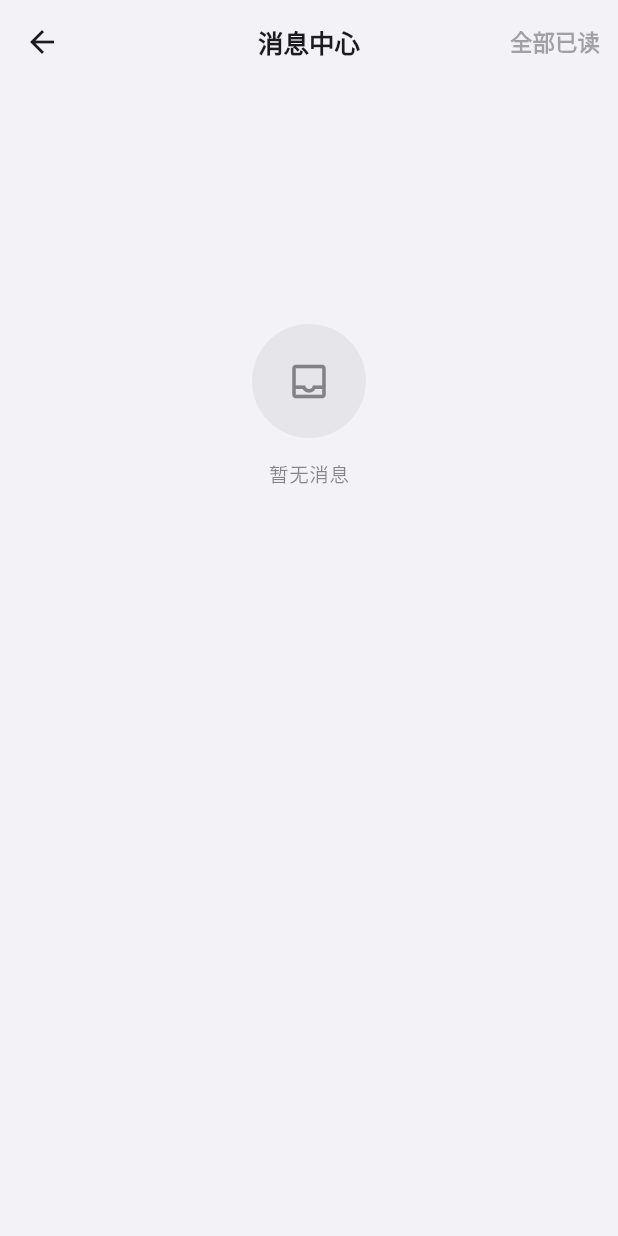
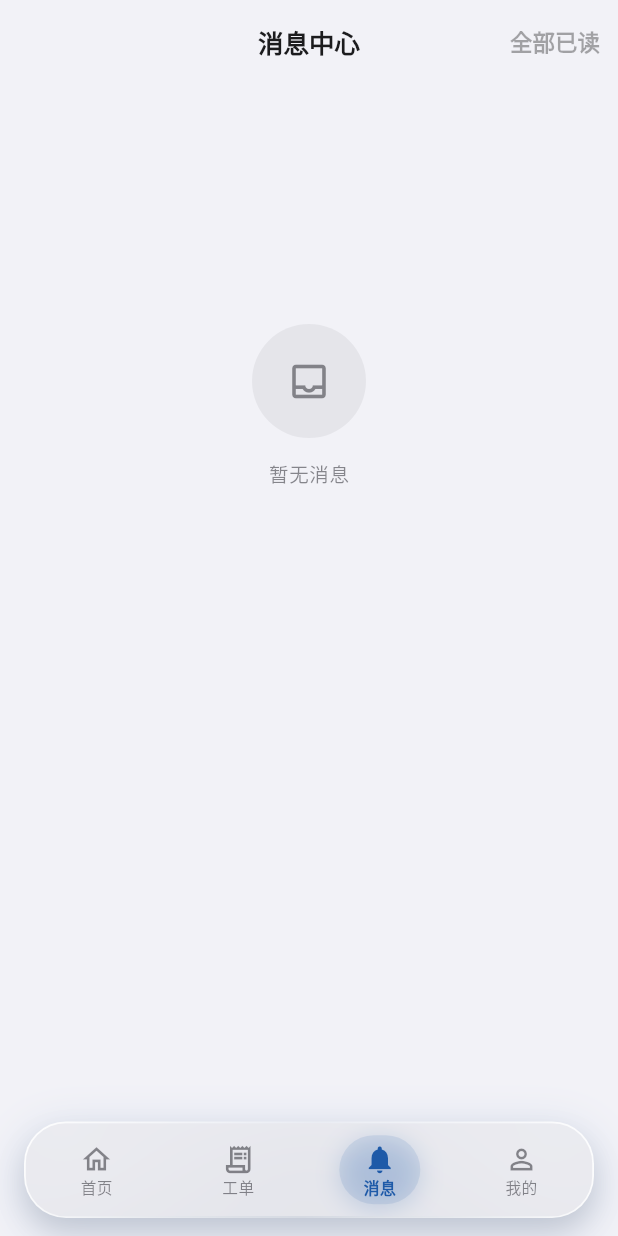
Before and after one commit to Yzhub-007/shumajiedan, a Flutter app: the CustomerHomeScreen screen opened by its route, after a tap on the "notifications" icon, on a phone screen of 412 x 824 dp. Run offline on Flutter 3.47's test engine with Material 3 defaults, Android fonts, the phone set to English and light mode, and no system bars; our stand-ins replace dio, flutter_riverpod, geolocator, go_router, image_picker, shared_preferences; missing offline and left inert: stomp_dart_client; accounts and stored records are empty; network calls fail.

Commit message:
feat(mobile): 微信式底部导航栏 + 液态玻璃材质
- 路由改造为 StatefulShellRoute 底部 Tab 壳：客户端 首页/工单/消息/我的，
  工程师端 大厅/消息/我的；详情/发单/地址/认证/钱包等二级页全屏推入
- 液态玻璃底栏（GlassTabBar）：BackdropFilter 背景虚化 + 半透明灰色垫层
  （保证标签对比度）+ 渐变描边一圈 + 品牌色外扩光晕阴影
- 常用功能区下沉至底栏；进行中工单预留区加高至 170
- Tab 页底部留白适配 extendBody，消息页按身份拆分为双端路由

```diff
--- a/mobile/lib/core/router/app_router.dart
+++ b/mobile/lib/core/router/app_router.dart
@@ -19,9 +19,12 @@ import '../../features/engineer/screens/engineer_verify_screen.dart';
 import '../../features/engineer/screens/engineer_wallet_screen.dart';
 import '../../features/notification/screens/notifications_screen.dart';
 import '../../shared/models/user_role.dart';
+import '../../shared/widgets/glass_shell.dart';
 import '../storage/token_storage.dart';
 
 /// 全局路由：登录守卫 + 按身份分流（客户端 / 工程师端）。
+/// 客户端 / 工程师端各自使用 StatefulShellRoute 挂微信式底部 Tab 栏
+/// （液态玻璃材质，见 GlassShellScreen）；详情等二级页放在壳外全屏推入。
 /// 注意：GoRouter 只创建一次；登录态变化通过 refreshListenable 触发 redirect
 /// 重算。若直接 watch 登录态来重建路由器，会在导航过程中替换整个路由栈，
 /// 导致切换账号时白屏。
@@ -73,31 +76,95 @@ final routerProvider = Provider<GoRouter>((ref) {
       GoRoute(path: '/splash', builder: (_, __) => const SplashScreen()),
       GoRoute(path: '/login', builder: (_, __) => const LoginScreen()),
 
-      // ---- 客户端 ----
-      GoRoute(path: '/customer/home', builder: (_, __) => const CustomerHomeScreen()),
-      GoRoute(path: '/customer/create-order', builder: (_, __) => const CreateOrderScreen()),
-      GoRoute(path: '/customer/orders', builder: (_, __) => const CustomerOrderListScreen()),
+      // ---- 客户端 Tab 壳（微信式底部导航）----
+      StatefulShellRoute.indexedStack(
+        builder: (_, __, shell) => GlassShellScreen(
+          shell: shell,
+          tabs: const [
+            GlassTab(icon: Icons.home_outlined, activeIcon: Icons.home_filled, label: '首页'),
+            GlassTab(
+                icon: Icons.receipt_long_outlined,
+                activeIcon: Icons.receipt_long,
+                label: '工单'),
+            GlassTab(
+                icon: Icons.notifications_none,
+                activeIcon: Icons.notifications,
+                label: '消息'),
+            GlassTab(icon: Icons.person_outline, activeIcon: Icons.person, label: '我的'),
+          ],
+        ),
+        branches: [
+          StatefulShellBranch(routes: [
+            GoRoute(path: '/customer/home', builder: (_, __) => const CustomerHomeScreen()),
+          ]),
+          StatefulShellBranch(routes: [
+            GoRoute(
+                path: '/customer/orders',
+                builder: (_, __) => const CustomerOrderListScreen()),
+          ]),
+          StatefulShellBranch(routes: [
+            GoRoute(
+                path: '/customer/notifications',
+                builder: (_, __) => const NotificationsScreen()),
+          ]),
+          StatefulShellBranch(routes: [
+            GoRoute(
+                path: '/customer/profile',
+                builder: (_, __) => const CustomerProfileScreen()),
+          ]),
+        ],
+      ),
+      // 客户端全屏页（隐藏 Tab 栏）
       GoRoute(
         path: '/customer/orders/:id',
         builder: (_, state) =>
             OrderDetailScreen(orderId: int.tryParse(state.pathParameters['id'] ?? '') ?? 0),
       ),
-      GoRoute(path: '/customer/profile', builder: (_, __) => const CustomerProfileScreen()),
       GoRoute(path: '/customer/addresses', builder: (_, __) => const AddressManageScreen()),
+      GoRoute(path: '/customer/create-order', builder: (_, __) => const CreateOrderScreen()),
 
-      // ---- 工程师端 ----
-      GoRoute(path: '/engineer/home', builder: (_, __) => const EngineerHomeScreen()),
-      GoRoute(path: '/engineer/verify', builder: (_, __) => const EngineerVerifyScreen()),
+      // ---- 工程师端 Tab 壳 ----
+      StatefulShellRoute.indexedStack(
+        builder: (_, __, shell) => GlassShellScreen(
+          shell: shell,
+          tabs: const [
+            GlassTab(
+                icon: Icons.handyman_outlined,
+                activeIcon: Icons.handyman,
+                label: '大厅'),
+            GlassTab(
+                icon: Icons.notifications_none,
+                activeIcon: Icons.notifications,
+                label: '消息'),
+            GlassTab(icon: Icons.person_outline, activeIcon: Icons.person, label: '我的'),
+          ],
+        ),
+        branches: [
+          StatefulShellBranch(routes: [
+            GoRoute(path: '/engineer/home', builder: (_, __) => const EngineerHomeScreen()),
+          ]),
+          StatefulShellBranch(routes: [
+            GoRoute(
+                path: '/engineer/notifications',
+                builder: (_, __) => const NotificationsScreen()),
+          ]),
+          StatefulShellBranch(routes: [
+            GoRoute(
+                path: '/engineer/profile',
+                builder: (_, __) => const EngineerProfileScreen()),
+          ]),
+        ],
+      ),
+      // 工程师端全屏页（隐藏 Tab 栏）
       GoRoute(
         path: '/engineer/orders/:id',
         builder: (_, state) =>
             EngineerOrderDetailScreen(orderId: int.tryParse(state.pathParameters['id'] ?? '') ?? 0),
       ),
-      GoRoute(path: '/engineer/profile', builder: (_, __) => const EngineerProfileScreen()),
+      GoRoute(path: '/engineer/verify', builder: (_, __) => const EngineerVerifyScreen()),
       GoRoute(path: '/engineer/wallet', builder: (_, __) => const EngineerWalletScreen()),
 
       // ---- 公共 ----
-      GoRoute(path: '/notifications', builder: (_, __) => const NotificationsScreen()),
       GoRoute(
           path: '/agreement/terms',
           builder: (_, __) => const AgreementScreen(isPrivacy: false)),
--- a/mobile/lib/features/customer/screens/customer_home_screen.dart
+++ b/mobile/lib/features/customer/screens/customer_home_screen.dart
@@ -6,6 +6,7 @@ import '../../../core/theme/app_theme.dart';
 import '../../../shared/widgets/common_widgets.dart';
 
 /// 客户端首页：快捷发单入口 + 进行中工单卡片（计划书 2.2.2）。
+/// 常用功能已下沉到底部 Tab 栏（首页 / 工单 / 消息 / 我的）。
 class CustomerHomeScreen extends ConsumerWidget {
   const CustomerHomeScreen({super.key});
 
@@ -16,14 +17,14 @@ class CustomerHomeScreen extends ConsumerWidget {
       body: SafeArea(
         bottom: false,
         child: ListView(
-          padding: const EdgeInsets.fromLTRB(0, 8, 0, 24),
+          padding: const EdgeInsets.fromLTRB(0, 8, 0, 116),
           children: [
             LargeTitleHeader(
               title: '机器报修',
               subtitle: '设备故障，一键找工程师',
               actions: IconButton(
                 icon: const Icon(Icons.notifications_outlined, size: 26),
-                onPressed: () => context.push('/notifications'),
+                onPressed: () => context.go('/customer/notifications'),
               ),
             ),
             // 快捷发单入口
@@ -95,49 +96,36 @@ class CustomerHomeScreen extends ConsumerWidget {
               ),
             ),
             const SizedBox(height: 16),
+            // 进行中工单（预留展示区，TODO(2.2.2) 接入 GET /api/orders）
             SectionCard(
               title: '进行中工单',
               trailing: TextButton(
-                onPressed: () => context.push('/customer/orders'),
+                onPressed: () => context.go('/customer/orders'),
                 child: const Text('全部'),
               ),
+              child: Container(
+                height: 170,
+                width: double.infinity,
+                decoration: BoxDecoration(
+                  color: scheme.onSurfaceVariant.withAlpha(10),
+                  borderRadius: BorderRadius.circular(14),
+                ),
                 child: Column(
+                  mainAxisAlignment: MainAxisAlignment.center,
                   children: [
                     Icon(Icons.schedule,
-                      size: 30, color: scheme.onSurfaceVariant.withAlpha(120)),
-                  const SizedBox(height: 8),
+                        size: 36, color: scheme.onSurfaceVariant.withAlpha(120)),
+                    const SizedBox(height: 10),
                     Text('暂无进行中工单',
                         style: TextStyle(
-                          fontSize: 13, color: scheme.onSurfaceVariant)),
-                  const SizedBox(height: 2),
+                            fontSize: 14,
+                            fontWeight: FontWeight.w600,
+                            color: scheme.onSurfaceVariant)),
+                    const SizedBox(height: 4),
                     Text('发布工单后可在这里实时查看维修进度',
-                      style: TextStyle(
-                          fontSize: 11, color: scheme.outline)),
+                        style: TextStyle(fontSize: 11, color: scheme.outline)),
                   ],
                 ),
-              // TODO(2.2.2) GET /api/orders 拉取进行中工单，展示状态与工程师进度
-            ),
-            SectionCard(
-              title: '常用功能',
-              child: Row(
-                children: [
-                  _QuickAction(
-                      icon: Icons.receipt_long,
-                      label: '我的工单',
-                      onTap: () => context.push('/customer/orders')),
-                  _QuickAction(
-                      icon: Icons.location_on_outlined,
-                      label: '地址管理',
-                      onTap: () => context.push('/customer/addresses')),
-                  _QuickAction(
-                      icon: Icons.notifications_none,
-                      label: '消息中心',
-                      onTap: () => context.push('/notifications')),
-                  _QuickAction(
-                      icon: Icons.person_outline,
-                      label: '个人中心',
-                      onTap: () => context.push('/customer/profile')),
-                ],
               ),
             ),
           ],
@@ -146,42 +134,3 @@ class CustomerHomeScreen extends ConsumerWidget {
     );
   }
 }
-
-class _QuickAction extends StatelessWidget {
-  const _QuickAction({required this.icon, required this.label, this.onTap});
-
-  final IconData icon;
-  final String label;
-  final VoidCallback? onTap;
-
-  @override
-  Widget build(BuildContext context) {
-    final scheme = Theme.of(context).colorScheme;
-    return Expanded(
-      child: InkWell(
-        borderRadius: BorderRadius.circular(12),
-        onTap: onTap,
-        child: Padding(
-          padding: const EdgeInsets.symmetric(vertical: 4),
-          child: Column(
-            children: [
-              Container(
-                width: 46,
-                height: 46,
-                decoration: BoxDecoration(
-                  color: scheme.primary.withAlpha(20),
-                  borderRadius: BorderRadius.circular(14),
-                ),
-                child: Icon(icon, size: 22, color: scheme.primary),
-              ),
-              const SizedBox(height: 8),
-              Text(label,
-                  style: TextStyle(
-                      fontSize: 12, color: scheme.onSurfaceVariant)),
-            ],
-          ),
-        ),
-      ),
-    );
-  }
-}
--- a/mobile/lib/features/customer/screens/customer_order_list_screen.dart
+++ b/mobile/lib/features/customer/screens/customer_order_list_screen.dart
@@ -102,7 +102,7 @@ class _CustomerOrderListScreenState extends ConsumerState<CustomerOrderListScree
                           EmptyView(text: '暂无工单'),
                         ])
                       : ListView.builder(
-                          padding: const EdgeInsets.fromLTRB(16, 8, 16, 24),
+                          padding: const EdgeInsets.fromLTRB(16, 8, 16, 116),
                           itemCount: _orders.length,
                           itemBuilder: (context, index) {
                             final order = _orders[index];
--- a/mobile/lib/features/customer/screens/customer_profile_screen.dart
+++ b/mobile/lib/features/customer/screens/customer_profile_screen.dart
@@ -42,7 +42,7 @@ class _CustomerProfileScreenState extends ConsumerState<CustomerProfileScreen> {
     return Scaffold(
       appBar: AppBar(title: const Text('我的')),
       body: ListView(
-        padding: const EdgeInsets.only(top: 4, bottom: 32),
+        padding: const EdgeInsets.only(top: 4, bottom: 124),
         children: [
           // 资料卡
           Container(
@@ -109,7 +109,7 @@ class _CustomerProfileScreenState extends ConsumerState<CustomerProfileScreen> {
                 title: const Text('消息中心'),
                 trailing:
                     Icon(Icons.chevron_right, size: 18, color: scheme.outline),
-                onTap: () => context.push('/notifications'),
+                onTap: () => context.go('/customer/notifications'),
               ),
               ListTile(
                 leading: TintedIconBox(
--- a/mobile/lib/features/engineer/screens/engineer_home_screen.dart
+++ b/mobile/lib/features/engineer/screens/engineer_home_screen.dart
@@ -142,7 +142,7 @@ class _EngineerHomeScreenState extends ConsumerState<EngineerHomeScreen> {
               subtitle: '附近工单实时推送',
               actions: IconButton(
                 icon: const Icon(Icons.notifications_outlined, size: 26),
-                onPressed: () => context.push('/notifications'),
+                onPressed: () => context.go('/engineer/notifications'),
               ),
             ),
             // 接单状态卡：iOS 开关 + 状态点
@@ -226,7 +226,7 @@ class _EngineerHomeScreenState extends ConsumerState<EngineerHomeScreen> {
                                 text: '附近暂无可抢工单'),
                           ])
                         : ListView.builder(
-                            padding: const EdgeInsets.fromLTRB(16, 4, 16, 24),
+                            padding: const EdgeInsets.fromLTRB(16, 4, 16, 116),
                             itemCount: _pool.length,
                             itemBuilder: (context, index) {
                               final order = _pool[index] as Map<String, dynamic>;
--- a/mobile/lib/features/engineer/screens/engineer_profile_screen.dart
+++ b/mobile/lib/features/engineer/screens/engineer_profile_screen.dart
@@ -57,7 +57,7 @@ class _EngineerProfileScreenState extends ConsumerState<EngineerProfileScreen> {
     return Scaffold(
       appBar: AppBar(title: const Text('我的')),
       body: ListView(
-        padding: const EdgeInsets.only(top: 4, bottom: 32),
+        padding: const EdgeInsets.only(top: 4, bottom: 124),
         children: [
           // 资料卡
           Container(
@@ -163,7 +163,7 @@ class _EngineerProfileScreenState extends ConsumerState<EngineerProfileScreen> {
                 title: const Text('消息中心'),
                 trailing:
                     Icon(Icons.chevron_right, size: 18, color: scheme.outline),
-                onTap: () => context.push('/notifications'),
+                onTap: () => context.go('/engineer/notifications'),
               ),
             ],
           ),
--- a/mobile/lib/features/notification/screens/notifications_screen.dart
+++ b/mobile/lib/features/notification/screens/notifications_screen.dart
@@ -66,7 +66,7 @@ class _NotificationsScreenState extends ConsumerState<NotificationsScreen> {
                     EmptyView(text: '暂无消息'),
                   ])
                 : ListView.builder(
-                    padding: const EdgeInsets.fromLTRB(16, 8, 16, 24),
+                    padding: const EdgeInsets.fromLTRB(16, 8, 16, 116),
                     itemCount: _items.length,
                     itemBuilder: (context, index) {
                       final item = _items[index] as Map<String, dynamic>;
--- /dev/null
+++ b/mobile/lib/shared/widgets/glass_shell.dart
@@ -0,0 +1,181 @@
+import 'dart:ui' show ImageFilter;
+
+import 'package:flutter/material.dart';
+import 'package:go_router/go_router.dart';
+
+/// 微信式底部 Tab 壳 + Apple「液态玻璃」底栏（iOS 26 Liquid Glass 风格）：
+/// 实时背景虚化（BackdropFilter）→ 半透明灰色垫层（保证文字与内容的对比度）
+/// → 渐变描边一圈（受光边缘亮、背光边缘淡）→ 向外扩散的光晕阴影。
+/// 页面通过 `extendBody` 从底栏下方穿过，虚化才能"透"出滚动内容。
+class GlassTab {
+  const GlassTab({
+    required this.icon,
+    required this.activeIcon,
+    required this.label,
+  });
+
+  final IconData icon;
+  final IconData activeIcon;
+  final String label;
+}
+
+class GlassShellScreen extends StatelessWidget {
+  const GlassShellScreen({super.key, required this.shell, required this.tabs});
+
+  final StatefulNavigationShell shell;
+  final List<GlassTab> tabs;
+
+  @override
+  Widget build(BuildContext context) {
+    return Scaffold(
+      extendBody: true,
+      body: shell,
+      bottomNavigationBar: GlassTabBar(
+        tabs: tabs,
+        currentIndex: shell.currentIndex,
+        onTap: (i) => shell.goBranch(i, initialLocation: i == shell.currentIndex),
+      ),
+    );
+  }
+}
+
+class GlassTabBar extends StatelessWidget {
+  const GlassTabBar({
+    super.key,
+    required this.tabs,
+    required this.currentIndex,
+    required this.onTap,
+  });
+
+  final List<GlassTab> tabs;
+  final int currentIndex;
+  final ValueChanged<int> onTap;
+
+  @override
+  Widget build(BuildContext context) {
+    final scheme = Theme.of(context).colorScheme;
+    final dark = Theme.of(context).brightness == Brightness.dark;
+    return SafeArea(
+      top: false,
+      child: Padding(
+        padding: const EdgeInsets.fromLTRB(16, 4, 16, 12),
+        child: DecoratedBox(
+          decoration: BoxDecoration(
+            borderRadius: BorderRadius.circular(28),
+            boxShadow: [
+              // 外扩光晕（品牌色）+ 常规投影，让玻璃从页面上“浮起来”
+              BoxShadow(
+                color: scheme.primary.withAlpha(38),
+                blurRadius: 26,
+                spreadRadius: 2,
+                offset: const Offset(0, 8),
+              ),
+              BoxShadow(
+                color: Colors.black.withAlpha(dark ? 70 : 28),
+                blurRadius: 16,
+                offset: const Offset(0, 10),
+              ),
+            ],
+          ),
+          child: Container(
+            // 渐变描边一圈：玻璃边缘的高光渐变
+            padding: const EdgeInsets.all(1.2),
+            decoration: BoxDecoration(
+              borderRadius: BorderRadius.circular(28),
+              gradient: LinearGradient(
+                begin: Alignment.topLeft,
+                end: Alignment.bottomRight,
+                colors: dark
+                    ? [
+                        Colors.white.withAlpha(110),
+                        Colors.white.withAlpha(26),
+                        Colors.white.withAlpha(110),
+                      ]
+                    : [
+                        Colors.white.withAlpha(235),
+                        Colors.white.withAlpha(70),
+                        Colors.white.withAlpha(235),
+                      ],
+              ),
+            ),
+            child: ClipRRect(
+              borderRadius: BorderRadius.circular(26.8),
+              child: BackdropFilter(
+                filter: ImageFilter.blur(sigmaX: 24, sigmaY: 24),
+                child: Container(
+                  height: 62,
+                  // 灰色垫层：垫在虚化背景之上、文字之下，提高标签可读性
+                  color: dark
+                      ? const Color(0xD9161618)
+                      : const Color(0xCDE9E9EE),
+                  child: Row(
+                    children: [
+                      for (var i = 0; i < tabs.length; i++)
+                        _buildItem(context, i),
+                    ],
+                  ),
+                ),
+              ),
+            ),
+          ),
+        ),
+      ),
+    );
+  }
+
+  Widget _buildItem(BuildContext context, int index) {
+    final scheme = Theme.of(context).colorScheme;
+    final tab = tabs[index];
+    final selected = currentIndex == index;
+    return Expanded(
+      child: GestureDetector(
+        behavior: HitTestBehavior.opaque,
+        onTap: () => onTap(index),
+        child: Center(
+          child: AnimatedContainer(
+            duration: const Duration(milliseconds: 220),
+            curve: Curves.easeOutCubic,
+            padding: const EdgeInsets.symmetric(horizontal: 16, vertical: 5),
+            decoration: BoxDecoration(
+              color: selected
+                  ? scheme.primary.withAlpha(28)
+                  : Colors.transparent,
+              borderRadius: BorderRadius.circular(999),
+              boxShadow: selected
+                  ? [
+                      BoxShadow(
+                        color: scheme.primary.withAlpha(50),
+                        blurRadius: 14,
+                        offset: const Offset(0, 3),
+                      ),
+                    ]
+                  : null,
+            ),
+            child: Column(
+              mainAxisSize: MainAxisSize.min,
+              children: [
+                Icon(
+                  selected ? tab.activeIcon : tab.icon,
+                  size: 22,
+                  color: selected ? scheme.primary : scheme.onSurfaceVariant,
+                ),
+                const SizedBox(height: 2),
+                Text(
+                  tab.label,
+                  style: TextStyle(
+                    fontSize: 10.5,
+                    height: 1.1,
+                    fontWeight:
+                        selected ? FontWeight.w700 : FontWeight.w500,
+                    color:
+                        selected ? scheme.primary : scheme.onSurfaceVariant,
+                  ),
+                ),
+              ],
+            ),
+          ),
+        ),
+      ),
+    );
+  }
+}
```
Lines whose indentation alone changed are shown as unchanged.
